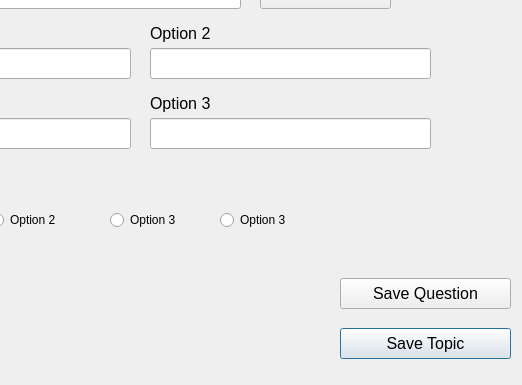
The window that addquizmodal.ui (jrTilak/gem-quiz) describes before a commit, drawn with Qt 5; both pictures show x 200 to 722 and y 202 to 587 of the 722 by 587 pixel window.
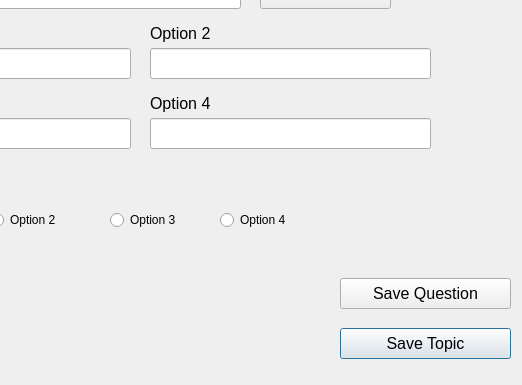
The same window after the commit. Icons and pictures are not drawn.

Diff of the .ui file:
```diff
--- a/addquizmodal.ui
+++ b/addquizmodal.ui
@@ -227,7 +227,7 @@
     </font>
    </property>
    <property name="text">
-    <string>Option 3</string>
+    <string>Option 4</string>
    </property>
   </widget>
   <widget class="QLabel" name="option3_label">
@@ -328,7 +328,7 @@
     </rect>
    </property>
    <property name="text">
-    <string>Option 3</string>
+    <string>Option 4</string>
    </property>
   </widget>
   <widget class="QPushButton" name="save_question_button">
```
Left out of the diff: 6 changed lines with no effect on the pictures.
